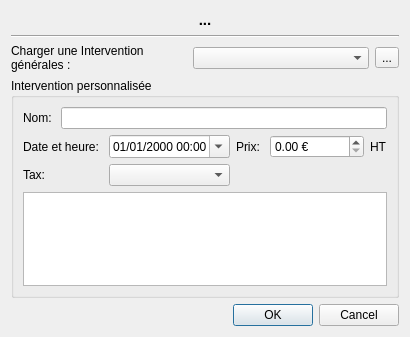
The window that src/dialogservices.ui (cfdev/mcercle) describes before a commit, drawn with Qt 5.
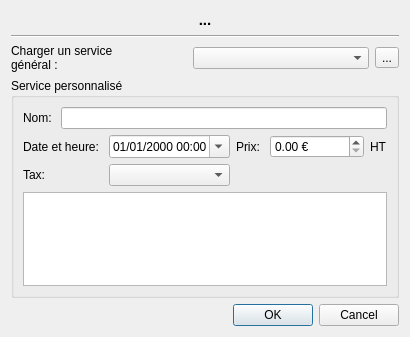
The same window after the commit. Icons and pictures are not drawn.

Patch:
```diff
--- a/src/dialogservices.ui
+++ b/src/dialogservices.ui
@@ -45,8 +45,8 @@
        <item>
         <widget class="QLabel" name="label_serviceComm">
          <property name="text">
-          <string>Charger une Intervention
-générales :</string>
+          <string>Charger un service
+général :</string>
          </property>
         </widget>
        </item>
@@ -69,7 +69,7 @@
      <item>
       <widget class="QGroupBox" name="groupBox_Int">
        <property name="title">
-        <string>Intervention personnalisée</string>
+        <string>Service personnalisé</string>
        </property>
        <layout class="QVBoxLayout" name="verticalLayout_6">
         <item>
```
